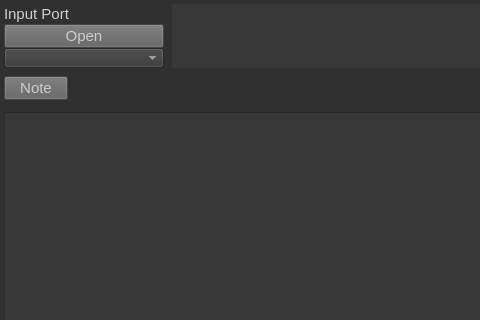
This is qt/synthesizer/ChiptuneMidiSynthesizerWidgetForm.ui in Gaiger/ChiptuneMIDI as Qt 5 draws it before an edit; both pictures show x 0 to 480 and y 0 to 320 of the 1240 by 760 pixel window. The edited form follows.
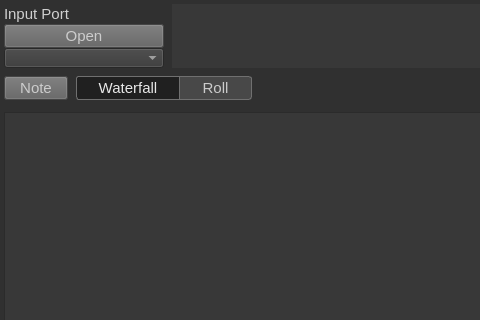
This is the edited form.

Commit message: refactor(qt_synthesizer): prepare roll and waterfall sequencer modes

```diff
--- a/qt/synthesizer/ChiptuneMidiSynthesizerWidgetForm.ui
+++ b/qt/synthesizer/ChiptuneMidiSynthesizerWidgetForm.ui
@@ -138,6 +138,81 @@
     <string>Note</string>
    </property>
   </widget>
+  <widget class="QWidget" name="SequencerViewModeWidget" native="true">
+   <property name="geometry">
+    <rect>
+     <x>76</x>
+     <y>76</y>
+     <width>176</width>
+     <height>24</height>
+    </rect>
+   </property>
+   <property name="styleSheet">
+    <string notr="true">QPushButton {
+	background-color: rgb(72, 72, 72);
+	border: 1px solid rgb(112, 112, 112);
+	color: rgb(204, 204, 204);
+	padding: 0px 8px;
+}
+
+QPushButton:checked {
+	background-color: rgb(32, 32, 32);
+	color: rgb(232, 232, 232);
+}
+
+QPushButton#SequencerWaterfallPushButton {
+	border-top-left-radius: 3px;
+	border-bottom-left-radius: 3px;
+}
+
+QPushButton#SequencerRollPushButton {
+	border-left: 0px;
+	border-top-right-radius: 3px;
+	border-bottom-right-radius: 3px;
+}</string>
+   </property>
+   <widget class="QPushButton" name="SequencerWaterfallPushButton">
+    <property name="geometry">
+     <rect>
+      <x>0</x>
+      <y>0</y>
+      <width>104</width>
+      <height>24</height>
+     </rect>
+    </property>
+    <property name="text">
+     <string>Waterfall</string>
+    </property>
+    <property name="checkable">
+     <bool>true</bool>
+    </property>
+    <property name="checked">
+     <bool>true</bool>
+    </property>
+    <attribute name="buttonGroup">
+     <string notr="true">SequencerViewModeButtonGroup</string>
+    </attribute>
+   </widget>
+   <widget class="QPushButton" name="SequencerRollPushButton">
+    <property name="geometry">
+     <rect>
+      <x>104</x>
+      <y>0</y>
+      <width>72</width>
+      <height>24</height>
+     </rect>
+    </property>
+    <property name="text">
+     <string>Roll</string>
+    </property>
+    <property name="checkable">
+     <bool>true</bool>
+    </property>
+    <attribute name="buttonGroup">
+     <string notr="true">SequencerViewModeButtonGroup</string>
+    </attribute>
+   </widget>
+  </widget>
   <widget class="QScrollArea" name="SequencerScrollArea">
    <property name="geometry">
     <rect>
```
Left out of the diff: 3 changed lines with no effect on the pictures. The commit also changes 4 other files.
